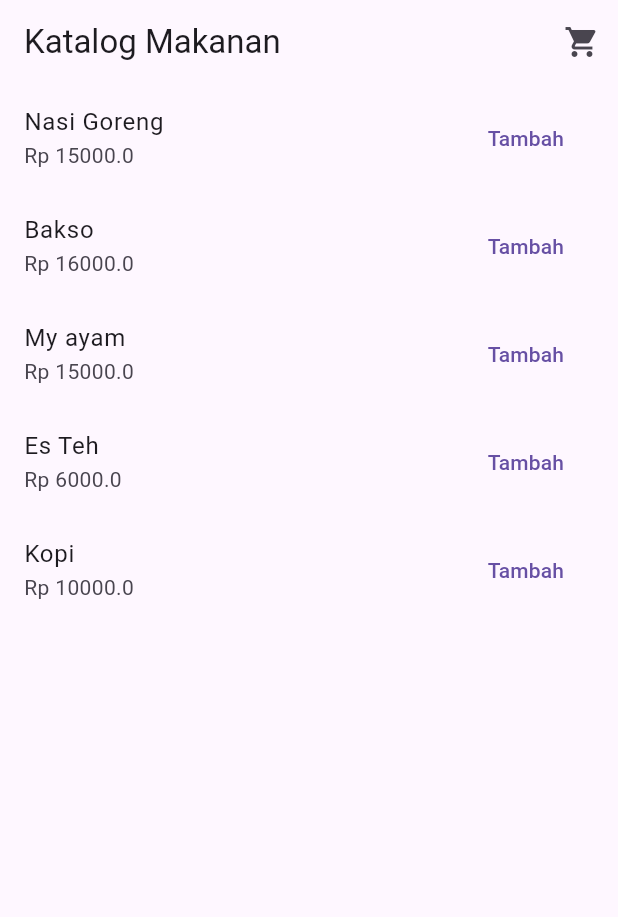
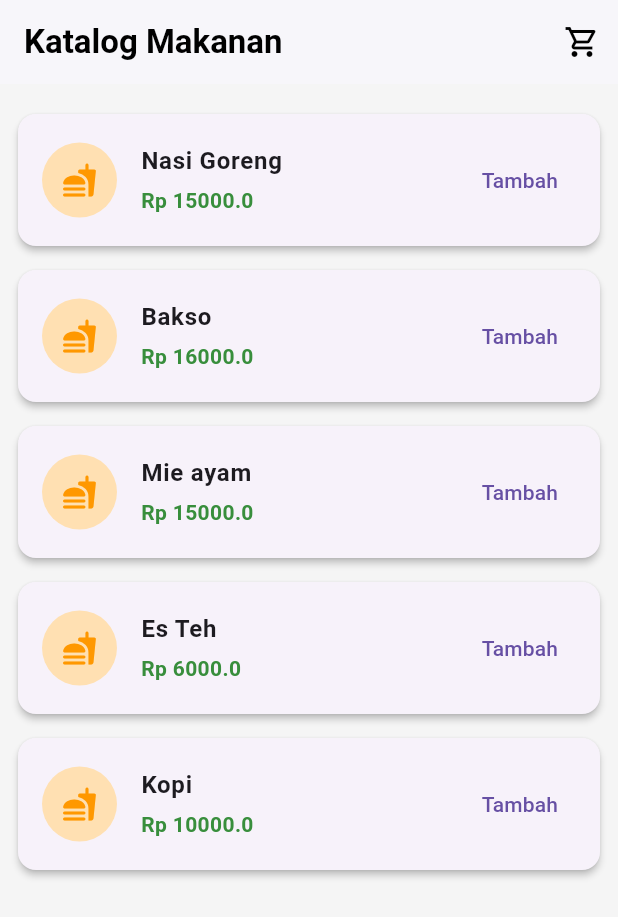
Before and after one commit to str122-xyz/Week-3, a Flutter app: the screen it shows after launch, on a phone screen of 412 x 824 dp. Shown: the top 917 px of the screen. Run offline on Flutter 3.47's test engine with Material 3 defaults, Android fonts, the phone set to English and light mode, and no system bars.

Commit message:
style: upgrade catalog ui dengan card

```diff
--- a/lib/features/cart/presentation/pages/catalog_page.dart
+++ b/lib/features/cart/presentation/pages/catalog_page.dart
@@ -9,7 +9,7 @@ class CatalogPage extends StatelessWidget {
   static final List<Product> _products = [
     Product(id: '1', name: 'Nasi Goreng', price: 15000),
     Product(id: '2', name: 'Bakso', price: 16000),
-    Product(id: '3', name: 'My ayam', price: 15000),
+    Product(id: '3', name: 'Mie ayam', price: 15000),
     Product(id: '4', name: 'Es Teh', price: 6000),
     Product(id: '5', name: 'Kopi', price: 10000),
   ];
@@ -17,21 +17,57 @@ class CatalogPage extends StatelessWidget {
   @override
   Widget build(BuildContext context) {
     return Scaffold(
+      backgroundColor: Colors.grey.shade100,
       appBar: AppBar(
-        title: const Text('Katalog Makanan'),
+        title: const Text(
+          'Katalog Makanan',
+          style: TextStyle(fontWeight: FontWeight.bold),
+        ),
+        backgroundColor: Colors.white,
+        elevation: 1,
+        foregroundColor: Colors.black,
         actions: [
           IconButton(
-            icon: const Icon(Icons.shopping_cart),
+            icon: const Icon(Icons.shopping_cart_outlined),
             onPressed: () => Navigator.pushNamed(context, AppRouter.cart),
           ),
         ],
       ),
       body: ListView.builder(
+        padding: const EdgeInsets.all(12),
         itemCount: _products.length,
-        itemBuilder: (context, index) => ListTile(
-          title: Text(_products[index].name),
-          subtitle: Text('Rp ${_products[index].price}'),
-          trailing: AddButtonWidget(product: _products[index]),
+        itemBuilder: (context, index) => Card(
+          elevation: 2,
+          margin: const EdgeInsets.symmetric(vertical: 8),
+          shape: RoundedRectangleBorder(
+            borderRadius: BorderRadius.circular(12),
+          ),
+          child: ListTile(
+            contentPadding: const EdgeInsets.symmetric(
+              horizontal: 16,
+              vertical: 8,
+            ),
+            leading: CircleAvatar(
+              backgroundColor: Colors.orange.shade100,
+              radius: 25,
+              child: const Icon(Icons.fastfood_rounded, color: Colors.orange),
+            ),
+            title: Text(
+              _products[index].name,
+              style: const TextStyle(fontWeight: FontWeight.bold, fontSize: 16),
+            ),
+            subtitle: Padding(
+              padding: const EdgeInsets.only(top: 4),
+              child: Text(
+                'Rp ${_products[index].price}',
+                style: TextStyle(
+                  color: Colors.green.shade700,
+                  fontWeight: FontWeight.w600,
+                ),
+              ),
+            ),
+            trailing: AddButtonWidget(product: _products[index]),
+          ),
         ),
       ),
     );
```
